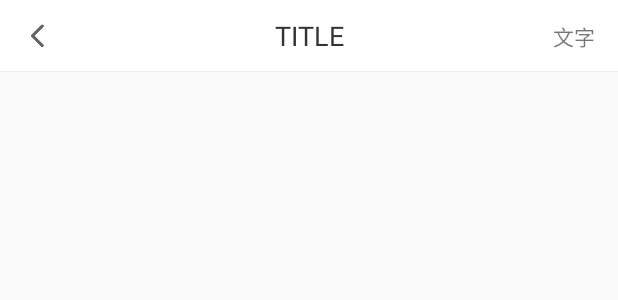
After one commit to cl19881314/HomeWork, an Android app: the layout xsrt_view_titlebar.xml on its own in the app's theme, with its tools: preview values and no code run, on a phone screen of 412 x 824 dp. The commit adds this screen. Shown: the top 300 px of the screen. Run offline under Robolectric (Android 15) with nearby library versions, the phone set to English and light mode, and no system bars.

Commit message:
修改布局 修改统一资源前缀

```diff
--- /dev/null
+++ b/lib_work/src/main/res/drawable/xsrt_selector_raddio_btn.xml
@@ -0,0 +1,5 @@
+<?xml version="1.0" encoding="utf-8"?>
+<selector xmlns:android="http://schemas.android.com/apk/res/android">
+    <item android:state_selected="true" android:drawable="@drawable/xsrt_select_pro"/>
+    <item android:drawable="@drawable/xsrt_select_normal"/>
+</selector>
--- a/lib_work/src/main/res/layout/xsrt_activity_teacher_main.xml
+++ b/lib_work/src/main/res/layout/xsrt_activity_teacher_main.xml
@@ -15,9 +15,7 @@
             android:id="@+id/backImg"
             android:layout_width="wrap_content"
             android:layout_height="match_parent"
-            android:paddingLeft="@dimen/xsrt_margin_left"
-            android:paddingRight="@dimen/xsrt_margin_right"
-            android:src="@drawable/xsrt_back" />
+            android:src="@drawable/xsrt_header_back_white" />
 
         <TextView
             android:layout_width="220dp"
--- /dev/null
+++ b/lib_work/src/main/res/layout/xsrt_view_titlebar.xml
@@ -0,0 +1,46 @@
+<?xml version="1.0" encoding="utf-8"?>
+<RelativeLayout xmlns:android="http://schemas.android.com/apk/res/android"
+    xmlns:tools="http://schemas.android.com/tools"
+    android:id="@+id/title_bar"
+    android:layout_width="match_parent"
+    android:layout_height="48dp"
+    android:background="@color/xsrt_white"
+    android:orientation="vertical">
+
+    <ImageView
+        android:id="@+id/iv_back_basetitle"
+        android:layout_width="wrap_content"
+        android:layout_height="match_parent"
+        android:paddingLeft="@dimen/xsrt_margin_left"
+        android:paddingRight="@dimen/xsrt_margin_right"
+        android:src="@drawable/xsrt_back" />
+
+    <TextView
+        android:id="@+id/tv_title_basetitle"
+        android:layout_width="220dp"
+        android:layout_height="wrap_content"
+        android:layout_centerInParent="true"
+        android:ellipsize="end"
+        android:gravity="center_horizontal"
+        android:maxLines="1"
+        android:singleLine="true"
+        tools:text="TITLE"
+        android:textColor="@color/xsrt_title1_txt_color"
+        android:textSize="18sp"/>
+
+    <TextView
+        android:id="@+id/tv_right_basetitle"
+        android:layout_width="wrap_content"
+        android:layout_height="wrap_content"
+        android:layout_alignParentRight="true"
+        android:layout_centerVertical="true"
+        android:layout_marginRight="@dimen/xsrt_margin_right"
+        tools:text="文字" />
+
+    <View
+        android:layout_width="match_parent"
+        android:layout_height="1px"
+        android:layout_alignParentBottom="true"
+        android:background="@color/xsrt_divider" />
+
+</RelativeLayout>
--- a/lib_work/src/main/res/values/color.xml
+++ b/lib_work/src/main/res/values/color.xml
@@ -1,7 +1,7 @@
 <?xml version="1.0" encoding="utf-8"?>
 <resources>
     <color name="xsrt_white">#ffffff</color>
-    <color name="xsrt_divider">#ededed</color>
+    <color name="xsrt_divider">#eeeeee</color>
     <color name="xsrt_popwindow_font">#00734C</color>
     <color name="xsrt_font_normal">#515151</color>
     <color name="xsrt_title1_txt_color">#333333</color>
```
Also changed, not shown: lib_work/src/main/res/layout/xsrt_item_subject_layout.xml (+27 -12 lines), lib_work/src/main/res/drawable-xxhdpi/xsrt_header_back_white.png (added), lib_work/src/main/res/drawable-xxhdpi/xsrt_ic_collection_no.png (added), lib_work/src/main/res/drawable-xxhdpi/xsrt_ic_collection_yes.png (added), lib_work/src/main/res/drawable-xxhdpi/xsrt_ic_del.png (added), lib_work/src/main/res/drawable-xxhdpi/xsrt_item_subject_bg.png (added), lib_work/src/main/res/drawable-xxhdpi/xsrt_select_normal.png (added), lib_work/src/main/res/drawable-xxhdpi/xsrt_select_pro.png (added).
